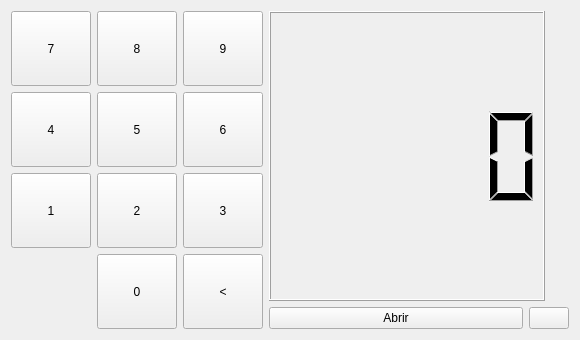
Old version of the form form.ui in the repository adnksharp/pySide6-door.
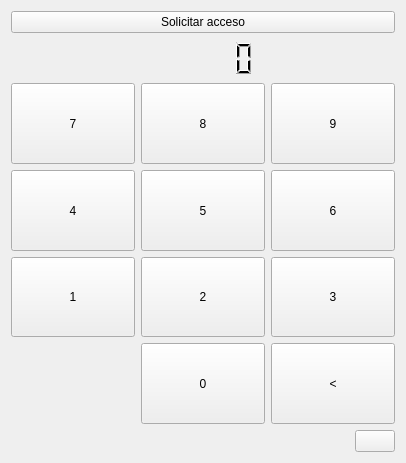
New version of the form. Icons and pictures are not drawn.

Commit message: refactor: main widget style.

```diff
--- a/form.ui
+++ b/form.ui
@@ -6,8 +6,8 @@
    <rect>
     <x>0</x>
     <y>0</y>
-    <width>580</width>
-    <height>340</height>
+    <width>406</width>
+    <height>463</height>
    </rect>
   </property>
   <property name="windowTitle">
@@ -17,27 +17,57 @@
    <item>
     <layout class="QHBoxLayout" name="horizontalLayout">
      <item>
+      <layout class="QVBoxLayout" name="verticalLayout_3">
+       <item>
+        <widget class="QPushButton" name="open">
+         <property name="sizePolicy">
+          <sizepolicy hsizetype="Expanding" vsizetype="Fixed">
+           <horstretch>0</horstretch>
+           <verstretch>0</verstretch>
+          </sizepolicy>
+         </property>
+         <property name="cursor">
+          <cursorShape>PointingHandCursor</cursorShape>
+         </property>
+         <property name="text">
+          <string>Solicitar acceso</string>
+         </property>
+        </widget>
+       </item>
+       <item>
+        <widget class="QLCDNumber" name="lcdNumber">
+         <property name="sizePolicy">
+          <sizepolicy hsizetype="Minimum" vsizetype="Fixed">
+           <horstretch>0</horstretch>
+           <verstretch>0</verstretch>
+          </sizepolicy>
+         </property>
+         <property name="minimumSize">
+          <size>
+           <width>0</width>
+           <height>38</height>
+          </size>
+         </property>
+         <property name="frameShape">
+          <enum>QFrame::Shape::NoFrame</enum>
+         </property>
+         <property name="frameShadow">
+          <enum>QFrame::Shadow::Plain</enum>
+         </property>
+         <property name="lineWidth">
+          <number>0</number>
+         </property>
+         <property name="smallDecimalPoint">
+          <bool>true</bool>
+         </property>
+        </widget>
+       </item>
+       <item>
       <layout class="QGridLayout" name="gridLayout">
-       <item row="0" column="0">
-        <widget class="QPushButton" name="b_7">
-         <property name="sizePolicy">
-          <sizepolicy hsizetype="Minimum" vsizetype="Minimum">
-           <horstretch>0</horstretch>
-           <verstretch>0</verstretch>
-          </sizepolicy>
-         </property>
-         <property name="cursor">
-          <cursorShape>PointingHandCursor</cursorShape>
-         </property>
-         <property name="text">
-          <string>7</string>
-         </property>
-        </widget>
-       </item>
        <item row="1" column="1">
         <widget class="QPushButton" name="b_5">
          <property name="sizePolicy">
-          <sizepolicy hsizetype="Minimum" vsizetype="Minimum">
+            <sizepolicy hsizetype="Expanding" vsizetype="Expanding">
            <horstretch>0</horstretch>
            <verstretch>0</verstretch>
           </sizepolicy>
@@ -53,7 +83,7 @@
        <item row="1" column="0">
         <widget class="QPushButton" name="b_4">
          <property name="sizePolicy">
-          <sizepolicy hsizetype="Minimum" vsizetype="Minimum">
+            <sizepolicy hsizetype="Expanding" vsizetype="Expanding">
            <horstretch>0</horstretch>
            <verstretch>0</verstretch>
           </sizepolicy>
@@ -66,74 +96,10 @@
          </property>
         </widget>
        </item>
-       <item row="0" column="2">
-        <widget class="QPushButton" name="b_9">
-         <property name="sizePolicy">
-          <sizepolicy hsizetype="Minimum" vsizetype="Minimum">
-           <horstretch>0</horstretch>
-           <verstretch>0</verstretch>
-          </sizepolicy>
-         </property>
-         <property name="cursor">
-          <cursorShape>PointingHandCursor</cursorShape>
-         </property>
-         <property name="text">
-          <string>9</string>
-         </property>
-        </widget>
-       </item>
-       <item row="1" column="2">
-        <widget class="QPushButton" name="b_6">
-         <property name="sizePolicy">
-          <sizepolicy hsizetype="Minimum" vsizetype="Minimum">
-           <horstretch>0</horstretch>
-           <verstretch>0</verstretch>
-          </sizepolicy>
-         </property>
-         <property name="cursor">
-          <cursorShape>PointingHandCursor</cursorShape>
-         </property>
-         <property name="text">
-          <string>6</string>
-         </property>
-        </widget>
-       </item>
-       <item row="0" column="1">
-        <widget class="QPushButton" name="b_8">
-         <property name="sizePolicy">
-          <sizepolicy hsizetype="Minimum" vsizetype="Minimum">
-           <horstretch>0</horstretch>
-           <verstretch>0</verstretch>
-          </sizepolicy>
-         </property>
-         <property name="cursor">
-          <cursorShape>PointingHandCursor</cursorShape>
-         </property>
-         <property name="text">
-          <string>8</string>
-         </property>
-        </widget>
-       </item>
-       <item row="2" column="2">
-        <widget class="QPushButton" name="b_3">
-         <property name="sizePolicy">
-          <sizepolicy hsizetype="Minimum" vsizetype="Minimum">
-           <horstretch>0</horstretch>
-           <verstretch>0</verstretch>
-          </sizepolicy>
-         </property>
-         <property name="cursor">
-          <cursorShape>PointingHandCursor</cursorShape>
-         </property>
-         <property name="text">
-          <string>3</string>
-         </property>
-        </widget>
-       </item>
        <item row="2" column="1">
         <widget class="QPushButton" name="b_2">
          <property name="sizePolicy">
-          <sizepolicy hsizetype="Minimum" vsizetype="Minimum">
+            <sizepolicy hsizetype="Expanding" vsizetype="Expanding">
            <horstretch>0</horstretch>
            <verstretch>0</verstretch>
           </sizepolicy>
@@ -146,10 +112,10 @@
          </property>
         </widget>
        </item>
-       <item row="2" column="0">
-        <widget class="QPushButton" name="b_1">
+         <item row="0" column="1">
+          <widget class="QPushButton" name="b_8">
          <property name="sizePolicy">
-          <sizepolicy hsizetype="Minimum" vsizetype="Minimum">
+            <sizepolicy hsizetype="Expanding" vsizetype="Expanding">
            <horstretch>0</horstretch>
            <verstretch>0</verstretch>
           </sizepolicy>
@@ -158,14 +124,30 @@
           <cursorShape>PointingHandCursor</cursorShape>
          </property>
          <property name="text">
-          <string>1</string>
+            <string>8</string>
+           </property>
+          </widget>
+         </item>
+         <item row="0" column="0">
+          <widget class="QPushButton" name="b_7">
+           <property name="sizePolicy">
+            <sizepolicy hsizetype="Expanding" vsizetype="Expanding">
+             <horstretch>0</horstretch>
+             <verstretch>0</verstretch>
+            </sizepolicy>
+           </property>
+           <property name="cursor">
+            <cursorShape>PointingHandCursor</cursorShape>
+           </property>
+           <property name="text">
+            <string>7</string>
          </property>
         </widget>
        </item>
        <item row="3" column="1">
         <widget class="QPushButton" name="b">
          <property name="sizePolicy">
-          <sizepolicy hsizetype="Minimum" vsizetype="Minimum">
+            <sizepolicy hsizetype="Expanding" vsizetype="Expanding">
            <horstretch>0</horstretch>
            <verstretch>0</verstretch>
           </sizepolicy>
@@ -178,10 +160,26 @@
          </property>
         </widget>
        </item>
+         <item row="0" column="2">
+          <widget class="QPushButton" name="b_9">
+           <property name="sizePolicy">
+            <sizepolicy hsizetype="Expanding" vsizetype="Expanding">
+             <horstretch>0</horstretch>
+             <verstretch>0</verstretch>
+            </sizepolicy>
+           </property>
+           <property name="cursor">
+            <cursorShape>PointingHandCursor</cursorShape>
+           </property>
+           <property name="text">
+            <string>9</string>
+           </property>
+          </widget>
+         </item>
        <item row="3" column="2">
         <widget class="QPushButton" name="pushButton">
          <property name="sizePolicy">
-          <sizepolicy hsizetype="Minimum" vsizetype="Minimum">
+            <sizepolicy hsizetype="Expanding" vsizetype="Expanding">
            <horstretch>0</horstretch>
            <verstretch>0</verstretch>
           </sizepolicy>
@@ -191,26 +189,62 @@
          </property>
         </widget>
        </item>
+         <item row="1" column="2">
+          <widget class="QPushButton" name="b_6">
+           <property name="sizePolicy">
+            <sizepolicy hsizetype="Expanding" vsizetype="Expanding">
+             <horstretch>0</horstretch>
+             <verstretch>0</verstretch>
+            </sizepolicy>
+           </property>
+           <property name="cursor">
+            <cursorShape>PointingHandCursor</cursorShape>
+           </property>
+           <property name="text">
+            <string>6</string>
+           </property>
+          </widget>
+         </item>
+         <item row="2" column="0">
+          <widget class="QPushButton" name="b_1">
+           <property name="sizePolicy">
+            <sizepolicy hsizetype="Expanding" vsizetype="Expanding">
+             <horstretch>0</horstretch>
+             <verstretch>0</verstretch>
+            </sizepolicy>
+           </property>
+           <property name="cursor">
+            <cursorShape>PointingHandCursor</cursorShape>
+           </property>
+           <property name="text">
+            <string>1</string>
+           </property>
+          </widget>
+         </item>
+         <item row="2" column="2">
+          <widget class="QPushButton" name="b_3">
+           <property name="sizePolicy">
+            <sizepolicy hsizetype="Expanding" vsizetype="Expanding">
+             <horstretch>0</horstretch>
+             <verstretch>0</verstretch>
+            </sizepolicy>
+           </property>
+           <property name="cursor">
+            <cursorShape>PointingHandCursor</cursorShape>
+           </property>
+           <property name="text">
+            <string>3</string>
+           </property>
+          </widget>
+         </item>
       </layout>
      </item>
      <item>
-      <layout class="QVBoxLayout" name="verticalLayout">
-       <item>
-        <layout class="QHBoxLayout" name="horizontalLayout_3">
-         <item>
-          <widget class="QLCDNumber" name="lcdNumber">
-           <property name="sizePolicy">
-            <sizepolicy hsizetype="Minimum" vsizetype="Expanding">
-             <horstretch>0</horstretch>
-             <verstretch>0</verstretch>
-            </sizepolicy>
-           </property>
-          </widget>
-         </item>
+        <layout class="QHBoxLayout" name="horizontalLayout_2">
          <item>
           <widget class="QLabel" name="label">
            <property name="sizePolicy">
-            <sizepolicy hsizetype="Fixed" vsizetype="Fixed">
+            <sizepolicy hsizetype="Expanding" vsizetype="Fixed">
              <horstretch>0</horstretch>
              <verstretch>0</verstretch>
             </sizepolicy>
@@ -226,28 +260,14 @@
            </property>
           </widget>
          </item>
-        </layout>
-       </item>
-       <item>
-        <layout class="QHBoxLayout" name="horizontalLayout_2">
-         <item>
-          <widget class="QPushButton" name="open">
-           <property name="sizePolicy">
-            <sizepolicy hsizetype="Expanding" vsizetype="Fixed">
-             <horstretch>0</horstretch>
-             <verstretch>0</verstretch>
-            </sizepolicy>
-           </property>
-           <property name="cursor">
-            <cursorShape>PointingHandCursor</cursorShape>
-           </property>
-           <property name="text">
-            <string>Abrir</string>
-           </property>
-          </widget>
-         </item>
          <item>
           <widget class="QPushButton" name="log">
+           <property name="sizePolicy">
+            <sizepolicy hsizetype="Fixed" vsizetype="Fixed">
+             <horstretch>0</horstretch>
+             <verstretch>0</verstretch>
+            </sizepolicy>
+           </property>
            <property name="cursor">
             <cursorShape>PointingHandCursor</cursorShape>
            </property>
```
Lines whose indentation alone changed are shown as unchanged. The commit also changes 4 other files.
